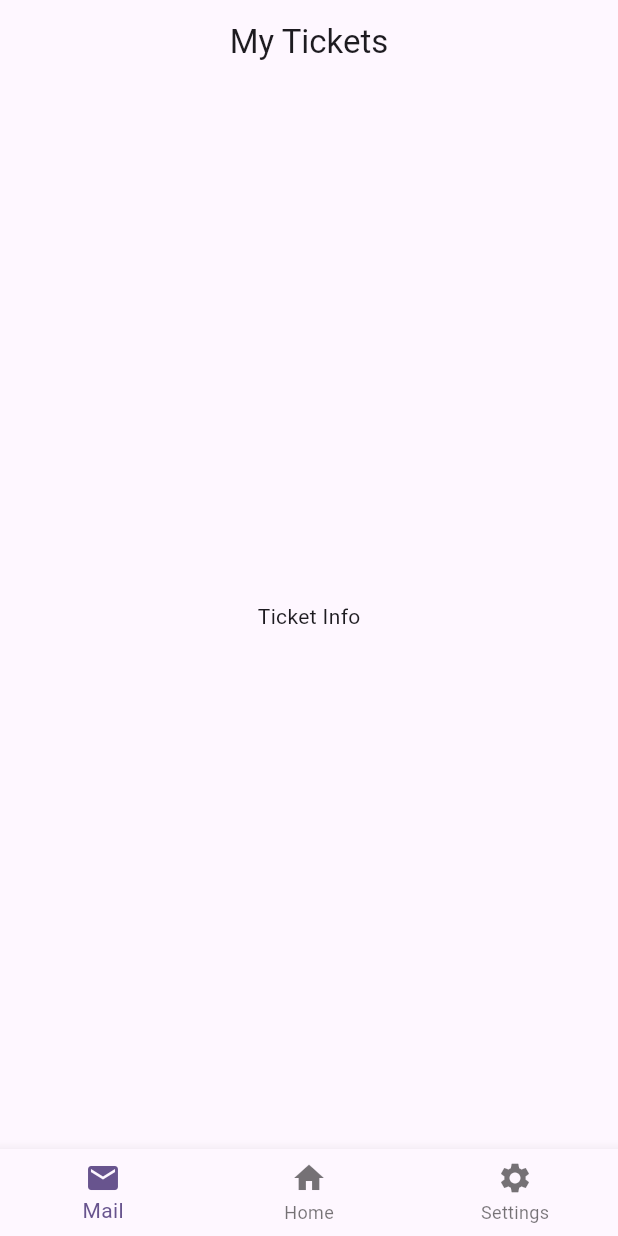
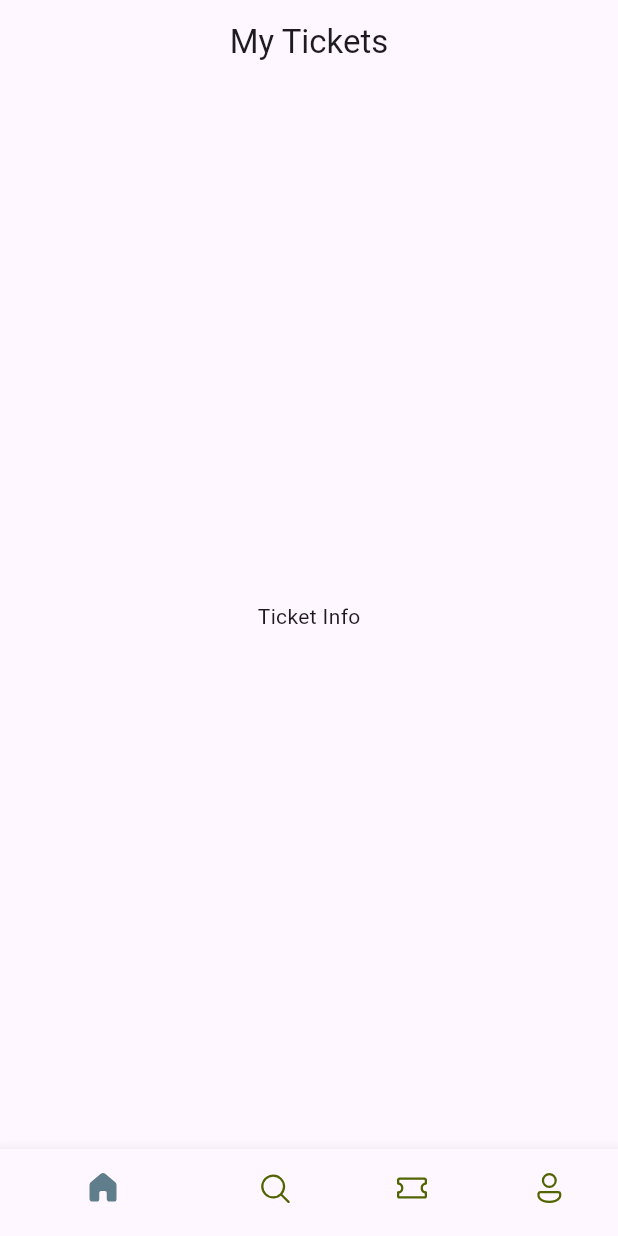
Before and after one commit to BbillahrariBBr/ticket_app, a Flutter app: the screen it shows after launch, on a phone screen of 412 x 824 dp. Run offline on Flutter 3.47's test engine with Material 3 defaults, Android fonts, the phone set to English and light mode, and no system bars; our stand-ins replace fluentui_icons.

Commit message:
Add fluentui_icons 10.40.44

```diff
--- a/lib/base/bottom_nav_bar.dart
+++ b/lib/base/bottom_nav_bar.dart
@@ -1,3 +1,4 @@
+import 'package:fluentui_icons/fluentui_icons.dart';
 import 'package:flutter/cupertino.dart';
 import 'package:flutter/material.dart';
 
@@ -18,12 +19,26 @@ class _BottomNavBarState extends State<BottomNavBar> {
       body: Center(
         child: Text("Ticket Info"),
       ),
-      bottomNavigationBar: BottomNavigationBar(items: [
-        BottomNavigationBarItem(icon: Icon(Icons.mail), label: "Mail"),
-        BottomNavigationBarItem(icon: Icon(Icons.home), label: "Home"),
-        BottomNavigationBarItem(icon: Icon(Icons.settings), label: "Settings")
-
-      ]),
+      bottomNavigationBar: BottomNavigationBar(
+          selectedItemColor: Colors.blueGrey,
+          unselectedItemColor: Color(0xFF526400),
+          showSelectedLabels: false,
+          items: [
+            BottomNavigationBarItem(
+                icon: Icon(FluentSystemIcons.ic_fluent_home_regular),
+                activeIcon: Icon(FluentSystemIcons.ic_fluent_home_filled),
+                label: "Home"),
+            BottomNavigationBarItem(
+                icon: Icon(FluentSystemIcons.ic_fluent_search_regular),
+                activeIcon: Icon(FluentSystemIcons.ic_fluent_search_filled),
+                label: "Search"),
+            BottomNavigationBarItem(icon: Icon(FluentSystemIcons.ic_fluent_ticket_regular),
+                activeIcon: Icon(FluentSystemIcons.ic_fluent_ticket_filled)
+                , label: "Tickets"),
+            BottomNavigationBarItem(icon: Icon(FluentSystemIcons.ic_fluent_person_regular),
+                activeIcon: Icon(FluentSystemIcons.ic_fluent_person_filled)
+                , label: "Profile"),
+          ]),
     );
   }
 }
--- a/pubspec.yaml
+++ b/pubspec.yaml
@@ -34,6 +34,7 @@ dependencies:
   # The following adds the Cupertino Icons font to your application.
   # Use with the CupertinoIcons class for iOS style icons.
   cupertino_icons: ^1.0.8
+  fluentui_icons: ^1.0.0
 
 dev_dependencies:
   flutter_test:
```
Also changed, not shown: pubspec.lock.
